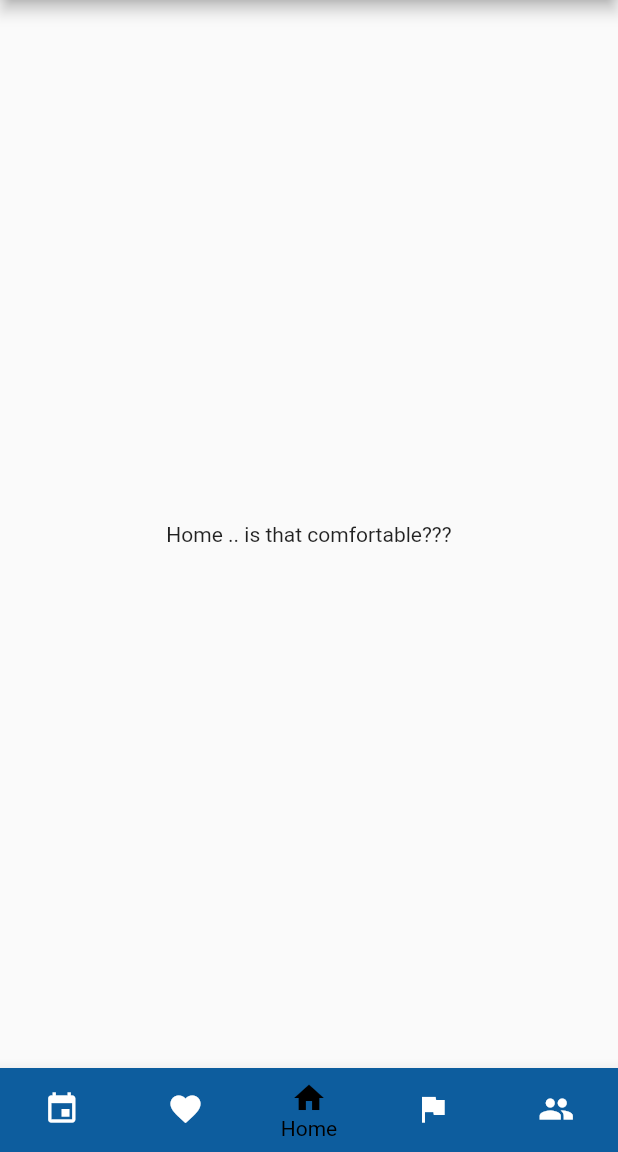
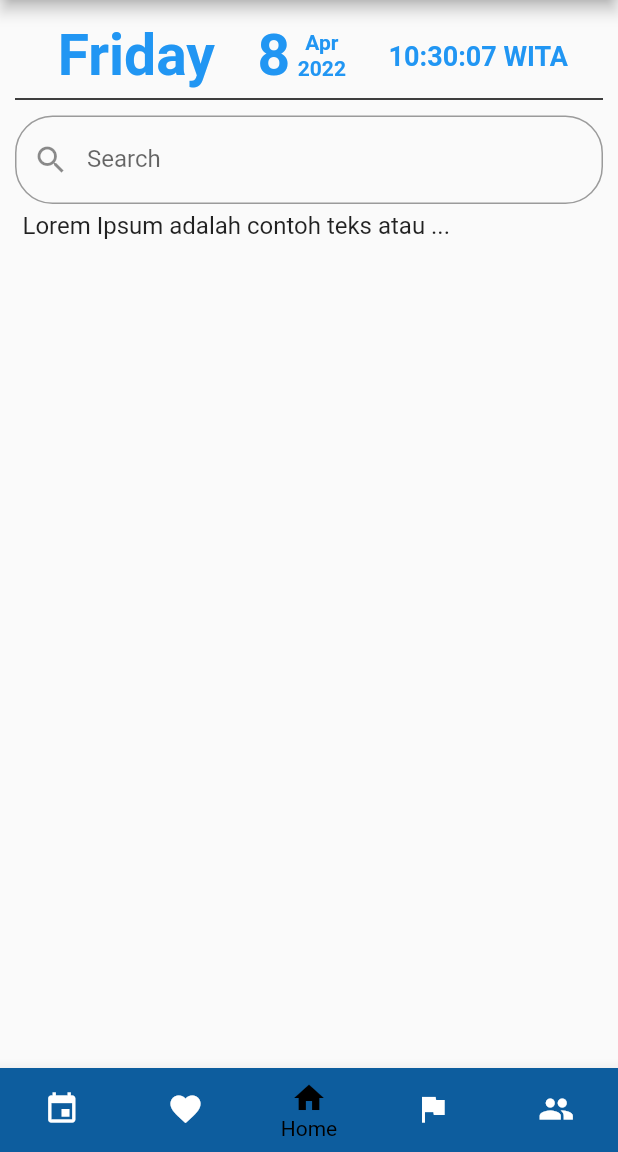
Before and after one commit to GedeYudaAditya/ruang_event, a Flutter app: the screen it shows after launch, on a phone screen of 412 x 824 dp, the part 84-1236 px from its top. Run offline on Flutter 3.47's test engine with Material 2 defaults, Android fonts, the phone set to English and light mode, and no system bars; Roboto replaces fonts that are missing (Gill Sans MT).

Commit message:
Mengedit Main Menu (On Working)

```diff
--- a/lib/pages/main_menu.dart
+++ b/lib/pages/main_menu.dart
@@ -1,4 +1,7 @@
+import 'dart:async';
 import 'package:flutter/material.dart';
+import 'package:intl/intl.dart';
+//import 'package:flutter/foundation.dart';
 /*
 ===============================================================================
 Frame Name    : Main Menu Frame
@@ -13,20 +16,128 @@ Note          :
 ===============================================================================
 */
 
-class MainMenu extends StatelessWidget {
+class MainMenu extends StatefulWidget {
   const MainMenu({Key? key}) : super(key: key);
 
   @override
+  State<MainMenu> createState() => _MainMenuState();
+}
+
+class _MainMenuState extends State<MainMenu> {
+  late Map _tgl;
+
+  @override
+  void initState() {
+    _tgl = _formatDateTime(DateTime.now());
+    Timer.periodic(const Duration(seconds: 1), (Timer t) => _getTime());
+    super.initState();
+  }
+
+  @override
   Widget build(BuildContext context) {
-    return Center(
-      child: Column(
-        mainAxisAlignment: MainAxisAlignment.center,
-        children: const <Widget>[
-          Text(
-            'Home .. is that comfortable???',
+    return Container(
+        padding: const EdgeInsets.all(10),
+        child: ListView(children: <Widget>[
+          Row(
+            mainAxisAlignment: MainAxisAlignment.spaceEvenly,
+            children: [
+              Container(
+                padding: const EdgeInsets.all(5),
+                child: Text(_tgl['day'],
+                    style: const TextStyle(
+                        color: Colors.blue,
+                        fontSize: 38,
+                        fontWeight: FontWeight.bold,
+                        fontFamily: "Gill Sans MT")),
+              ),
+              Row(
+                children: [
+                  Container(
+                    padding: const EdgeInsets.only(right: 5),
+                    child: Text(_tgl['numday'],
+                        style: const TextStyle(
+                            color: Colors.blue,
+                            fontSize: 38,
+                            fontWeight: FontWeight.bold,
+                            fontFamily: "Gill Sans MT")),
+                  ),
+                  SizedBox(
+                    child: Column(
+                      children: [
+                        Container(
+                          padding: const EdgeInsets.only(bottom: 1),
+                          child: Text(_tgl['mounth'],
+                              style: const TextStyle(
+                                  color: Colors.blue,
+                                  fontSize: 14,
+                                  fontWeight: FontWeight.bold,
+                                  fontFamily: "Gill Sans MT")),
+                        ),
+                        Container(
+                          padding: const EdgeInsets.only(bottom: 1),
+                          child: Text(_tgl['year'],
+                              style: const TextStyle(
+                                  color: Colors.blue,
+                                  fontSize: 14,
+                                  fontWeight: FontWeight.bold,
+                                  fontFamily: "Gill Sans MT")),
+                        ),
+                      ],
+                    ),
+                  )
+                ],
+              ),
+              Container(
+                padding: const EdgeInsets.only(left: 5),
+                child: Text(_tgl['time'] + " WITA",
+                    style: const TextStyle(
+                        color: Colors.blue,
+                        fontSize: 18,
+                        fontWeight: FontWeight.bold,
+                        fontFamily: "Gill Sans MT")),
+              ),
+            ],
           ),
-        ],
-      ),
-    );
+          const Divider(
+            height: 2.0,
+            thickness: 1.0,
+            color: Colors.black,
+          ),
+          Container(
+            margin: const EdgeInsets.only(top: 10),
+            child: const TextField(
+              decoration: InputDecoration(
+                  labelText: "Search",
+                  hintText: "Search",
+                  prefixIcon: Icon(Icons.search),
+                  border: OutlineInputBorder(
+                      borderRadius: BorderRadius.all(Radius.circular(25.0)))),
+            ),
+          ),
+          Container(
+            padding: const EdgeInsets.all(5),
+            child: const Text('''Lorem Ipsum adalah contoh teks atau ...''',
+                style: TextStyle(fontSize: 16)),
+          ),
+        ]));
+  }
+
+  void _getTime() {
+    final DateTime now = DateTime.now();
+    final Map formattedDateTime = _formatDateTime(now);
+    setState(() {
+      _tgl = formattedDateTime;
+    });
+  }
+
+  Map _formatDateTime(DateTime dateTime) {
+    Map dates = {
+      'day': DateFormat('EEEE').format(dateTime),
+      'numday': DateFormat('d').format(dateTime),
+      'mounth': DateFormat('MMM').format(dateTime),
+      'year': DateFormat('y').format(dateTime),
+      'time': DateFormat('HH:mm:ss').format(dateTime)
+    };
+    return dates;
   }
 }
--- a/pubspec.yaml
+++ b/pubspec.yaml
@@ -34,6 +34,7 @@ dependencies:
   # The following adds the Cupertino Icons font to your application.
   # Use with the CupertinoIcons class for iOS style icons.
   cupertino_icons: ^1.0.2
+  intl: ^0.17.0
 
 dev_dependencies:
   flutter_test:
```
Also changed, not shown: pubspec.lock.
